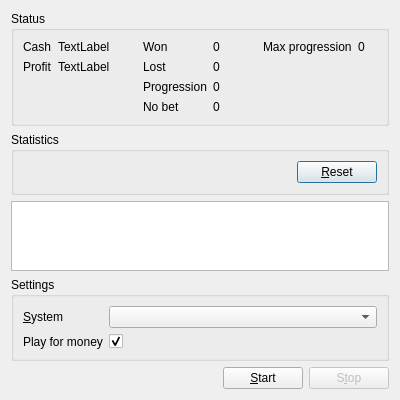
The window that source/casinodialog.ui (martin-kudlicka/roulette-bot) describes before a commit, drawn with Qt 5.
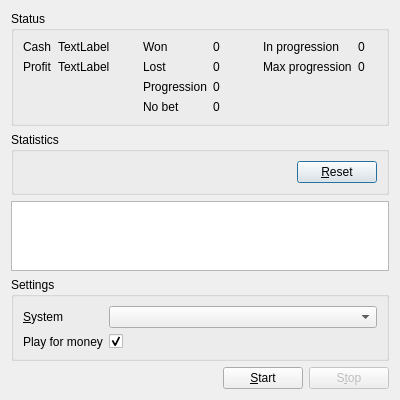
The same window after the commit.

Commit message: + show current progression

The edit to the form file:
```diff
--- a/source/casinodialog.ui
+++ b/source/casinodialog.ui
@@ -114,20 +114,34 @@
       </item>
       <item>
        <layout class="QFormLayout" name="formLayout_4">
-        <item row="0" column="1">
+        <item row="1" column="1">
          <widget class="QLabel" name="qlMaxProgression">
           <property name="text">
            <string>0</string>
           </property>
          </widget>
         </item>
-        <item row="0" column="0">
+        <item row="1" column="0">
          <widget class="QLabel" name="label_9">
           <property name="text">
            <string>Max progression</string>
           </property>
          </widget>
         </item>
+        <item row="0" column="0">
+         <widget class="QLabel" name="label_10">
+          <property name="text">
+           <string>In progression</string>
+          </property>
+         </widget>
+        </item>
+        <item row="0" column="1">
+         <widget class="QLabel" name="qlInProgression">
+          <property name="text">
+           <string>0</string>
+          </property>
+         </widget>
+        </item>
        </layout>
       </item>
      </layout>
```
The commit also changes 1 other file.
